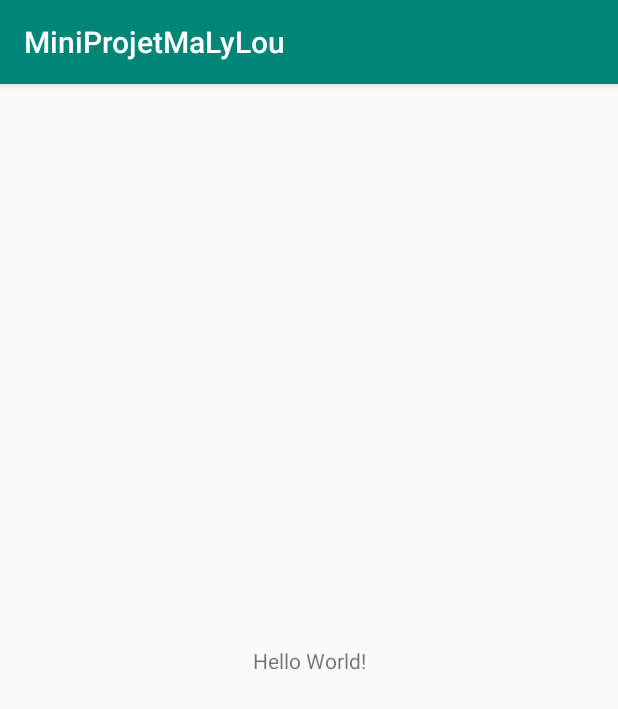
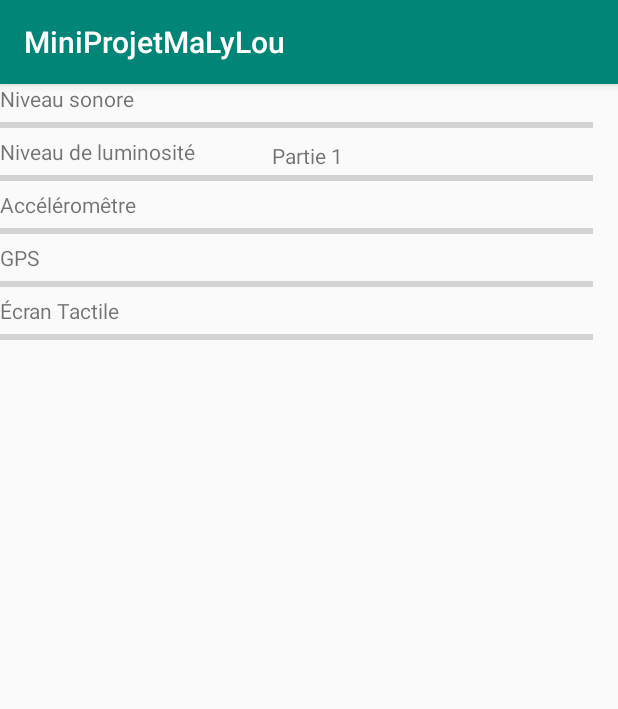
Before and after one commit to LouisJacques/MiniProjetMaLyLou, an Android app: the screen it shows after launch (MainActivity), on a phone screen of 412 x 824 dp. Shown: the top 709 px of the screen. Run offline under Robolectric (Android 15) with nearby library versions, the phone set to English and light mode, and no system bars.

Commit message:
first layout

```diff
--- a/app/src/main/res/layout/activity_main.xml
+++ b/app/src/main/res/layout/activity_main.xml
@@ -9,10 +9,81 @@
     <TextView
         android:layout_width="wrap_content"
         android:layout_height="wrap_content"
-        android:text="Hello World!"
+        android:text="Partie 1"
         app:layout_constraintBottom_toBottomOf="parent"
+        app:layout_constraintHorizontal_bias="0.498"
         app:layout_constraintLeft_toLeftOf="parent"
         app:layout_constraintRight_toRightOf="parent"
-        app:layout_constraintTop_toTopOf="parent" />
+        app:layout_constraintTop_toTopOf="parent"
+        app:layout_constraintVertical_bias="0.051" />
+
+    <LinearLayout
+        android:layout_width="395dp"
+        android:layout_height="340dp"
+        android:orientation="vertical"
+        tools:layout_editor_absoluteX="8dp"
+        tools:layout_editor_absoluteY="212dp">
+
+        <TextView
+            android:id="@+id/textSoundLevel"
+            android:layout_width="match_parent"
+            android:layout_height="wrap_content"
+            android:text="Niveau sonore" />
+
+        <ProgressBar
+            android:id="@+id/progressBar2"
+            style="?android:attr/progressBarStyleHorizontal"
+            android:layout_width="match_parent"
+            android:layout_height="wrap_content" />
+
+        <TextView
+            android:id="@+id/textLightLevel"
+            android:layout_width="match_parent"
+            android:layout_height="wrap_content"
+            android:text="Niveau de luminosité" />
+
+        <ProgressBar
+            android:id="@+id/progressBar3"
+            style="?android:attr/progressBarStyleHorizontal"
+            android:layout_width="match_parent"
+            android:layout_height="wrap_content" />
+
+        <TextView
+            android:id="@+id/textAcelerator"
+            android:layout_width="match_parent"
+            android:layout_height="wrap_content"
+            android:text="Accéléromêtre" />
+
+        <ProgressBar
+            android:id="@+id/progressBar4"
+            style="?android:attr/progressBarStyleHorizontal"
+            android:layout_width="match_parent"
+            android:layout_height="wrap_content" />
+
+        <TextView
+            android:id="@+id/textGPS"
+            android:layout_width="match_parent"
+            android:layout_height="wrap_content"
+            android:text="GPS" />
+
+        <ProgressBar
+            android:id="@+id/progressBar5"
+            style="?android:attr/progressBarStyleHorizontal"
+            android:layout_width="match_parent"
+            android:layout_height="wrap_content" />
+
+        <TextView
+            android:id="@+id/textTouch"
+            android:layout_width="match_parent"
+            android:layout_height="wrap_content"
+            android:text="Écran Tactile" />
+
+        <ProgressBar
+            android:id="@+id/progressBar6"
+            style="?android:attr/progressBarStyleHorizontal"
+            android:layout_width="match_parent"
+            android:layout_height="wrap_content" />
+
+    </LinearLayout>
 
 </android.support.constraint.ConstraintLayout>
```
